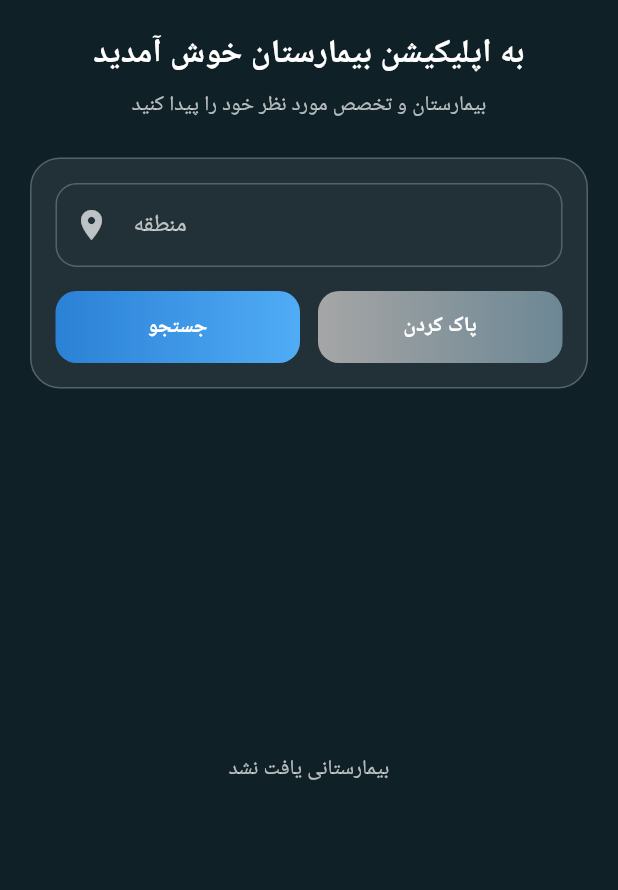
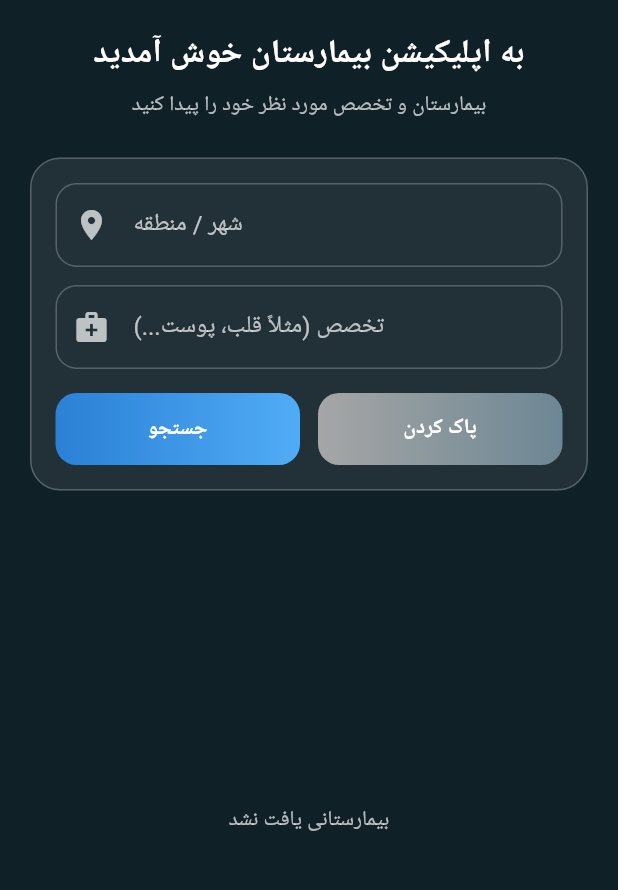
Before and after one commit to taharafiee/hospital-flutter, a Flutter app: the HomePage screen opened directly, after a tap on "پاک کردن", on a phone screen of 412 x 824 dp, the part 84-974 px from its top. Run offline on Flutter 3.47's test engine with Material 3 defaults, Android fonts, the phone set to English and light mode, and no system bars; our stand-ins replace shared_preferences; accounts and stored records are empty; network calls fail.

Commit message:
fix doctor-patient flow, prescriptions, and search logic

```diff
--- a/lib/pages/patient/patient_home_page.dart
+++ b/lib/pages/patient/patient_home_page.dart
@@ -1,6 +1,4 @@
-import 'dart:async';
 import 'dart:convert';
-
 import 'package:flutter/material.dart';
 import 'package:http/http.dart' as http;
 
@@ -20,9 +18,12 @@ class HomePage extends StatefulWidget {
 
 class _HomePageState extends State<HomePage> {
   final TextEditingController _locationController = TextEditingController();
+  final TextEditingController _specialtyController = TextEditingController();
 
   bool _isLoading = false;
-  List<Map<String, dynamic>> _hospitals = [];
+
+  List<Map<String, dynamic>> _allHospitals = [];
+  List<Map<String, dynamic>> _filteredHospitals = [];
 
   final Map<int, List<Map<String, dynamic>>> _specialties = {};
   final Set<int> _expandedHospitals = {};
@@ -33,8 +34,8 @@ class _HomePageState extends State<HomePage> {
     _loadHospitals();
   }
 
+  // ================= LOAD HOSPITALS =================
   Future<void> _loadHospitals() async {
-    if (_isLoading) return;
     setState(() => _isLoading = true);
 
     try {
@@ -42,14 +43,20 @@ class _HomePageState extends State<HomePage> {
           await http.get(Uri.parse("${ApiConfig.baseUrl}/hospitals"));
 
       if (res.statusCode == 200) {
-        _hospitals =
-            List<Map<String, dynamic>>.from(jsonDecode(res.body));
+       _allHospitals =
+    List<Map<String, dynamic>>.from(jsonDecode(res.body));
+
+setState(() {
+  _filteredHospitals = List.from(_allHospitals);
+});
+
       }
     } finally {
       if (mounted) setState(() => _isLoading = false);
     }
   }
 
+  // ================= LOAD SPECIALTIES =================
   Future<void> _loadSpecialties(int hospitalId) async {
     if (_specialties.containsKey(hospitalId)) return;
 
@@ -60,10 +67,57 @@ class _HomePageState extends State<HomePage> {
     if (res.statusCode == 200) {
       _specialties[hospitalId] =
           List<Map<String, dynamic>>.from(jsonDecode(res.body));
-      setState(() {});
     }
   }
 
+  // ================= FILTER (FIXED) =================
+  Future<void> _applyFilter() async {
+    final city = _locationController.text.trim().toLowerCase();
+    final specialty = _specialtyController.text.trim().toLowerCase();
+
+    List<Map<String, dynamic>> temp = [];
+
+    for (final h in _allHospitals) {
+      final locationMatch = city.isEmpty ||
+          (h['location'] ?? '')
+              .toString()
+              .toLowerCase()
+              .contains(city);
+
+      if (!locationMatch) continue;
+
+      // اگر تخصص سرچ نشده
+      if (specialty.isEmpty) {
+        temp.add(h);
+        continue;
+      }
+
+      // اگر تخصص سرچ شده → اول specialties رو بگیر
+      if (!_specialties.containsKey(h['id'])) {
+        await _loadSpecialties(h['id']);
+      }
+
+      final specs = _specialties[h['id']] ?? [];
+
+      final hasSpecialty = specs.any((s) =>
+          s['title']
+              .toString()
+              .toLowerCase()
+              .contains(specialty));
+
+      if (hasSpecialty) {
+        temp.add(h);
+      }
+    }
+
+    if (mounted) {
+      setState(() {
+        _filteredHospitals = temp;
+      });
+    }
+  }
+
+  // ================= LOGOUT =================
   Future<void> _logout() async {
     await AuthService.logout();
     if (!mounted) return;
@@ -78,9 +132,11 @@ class _HomePageState extends State<HomePage> {
   @override
   void dispose() {
     _locationController.dispose();
+    _specialtyController.dispose();
     super.dispose();
   }
 
+  // ================= UI =================
   @override
   Widget build(BuildContext context) {
     return Scaffold(
@@ -109,6 +165,7 @@ class _HomePageState extends State<HomePage> {
     );
   }
 
+  // ================= APP BAR =================
   AppBar _buildAppBar() {
     return AppBar(
       elevation: 0,
@@ -128,9 +185,7 @@ class _HomePageState extends State<HomePage> {
           onPressed: () {
             Navigator.push(
               context,
-              MaterialPageRoute(
-                builder: (_) => const PorofilLogin(),
-              ),
+              MaterialPageRoute(builder: (_) => const PorofilLogin()),
             );
           },
         ),
@@ -142,6 +197,7 @@ class _HomePageState extends State<HomePage> {
     );
   }
 
+  // ================= WELCOME =================
   Widget _buildWelcome() {
     return Column(
       children: const [
@@ -163,6 +219,7 @@ class _HomePageState extends State<HomePage> {
     );
   }
 
+  // ================= SEARCH CARD =================
   Widget _buildSearchCard() {
     return Container(
       padding: const EdgeInsets.all(16),
@@ -173,24 +230,18 @@ class _HomePageState extends State<HomePage> {
       ),
       child: Column(
         children: [
-          TextField(
+          _searchField(
             controller: _locationController,
-            style: const TextStyle(color: Colors.white),
-            decoration: InputDecoration(
-              labelText: 'منطقه',
-              labelStyle: const TextStyle(color: Colors.white70),
-              prefixIcon:
-                  const Icon(Icons.location_on, color: Colors.white70),
-              enabledBorder: OutlineInputBorder(
-                borderRadius: BorderRadius.circular(14),
-                borderSide: const BorderSide(color: Colors.white24),
-              ),
-              focusedBorder: OutlineInputBorder(
-                borderRadius: BorderRadius.circular(14),
-                borderSide:
-                    const BorderSide(color: Colors.lightBlue),
-              ),
-            ),
+            label: 'شهر / منطقه',
+            icon: Icons.location_on,
+            onChanged: (_) => _applyFilter(),
+          ),
+          const SizedBox(height: 12),
+          _searchField(
+            controller: _specialtyController,
+            label: 'تخصص (مثلاً قلب، پوست...)',
+            icon: Icons.medical_services,
+            onChanged: (_) => _applyFilter(),
           ),
           const SizedBox(height: 16),
           Row(
@@ -198,7 +249,7 @@ class _HomePageState extends State<HomePage> {
               Expanded(
                 child: _gradientButton(
                   text: 'جستجو',
-                  onTap: _loadHospitals,
+                  onTap: _applyFilter,
                 ),
               ),
               const SizedBox(width: 12),
@@ -208,7 +259,8 @@ class _HomePageState extends State<HomePage> {
                   colors: const [Colors.grey, Colors.blueGrey],
                   onTap: () {
                     _locationController.clear();
-                    _loadHospitals();
+                    _specialtyController.clear();
+                    _applyFilter();
                   },
                 ),
               ),
@@ -219,8 +271,9 @@ class _HomePageState extends State<HomePage> {
     );
   }
 
+  // ================= HOSPITAL LIST =================
   Widget _buildHospitalList() {
-    if (_hospitals.isEmpty && !_isLoading) {
+    if (_filteredHospitals.isEmpty && !_isLoading) {
       return const Center(
         child: Text(
           'بیمارستانی یافت نشد',
@@ -230,9 +283,9 @@ class _HomePageState extends State<HomePage> {
     }
 
     return ListView.builder(
-      itemCount: _hospitals.length,
+      itemCount: _filteredHospitals.length,
       itemBuilder: (_, i) {
-        final h = _hospitals[i];
+        final h = _filteredHospitals[i];
         final id = h['id'];
         final isExpanded = _expandedHospitals.contains(id);
 
@@ -253,19 +306,15 @@ class _HomePageState extends State<HomePage> {
                   title: Text(
                     h['name'],
                     style: const TextStyle(
-                      color: Colors.white,
-                      fontWeight: FontWeight.bold,
-                    ),
+                        color: Colors.white,
+                        fontWeight: FontWeight.bold),
                   ),
                   subtitle: Text(
                     h['location'],
                     style: const TextStyle(color: Colors.white70),
                   ),
-                  trailing: const Icon(
-                    Icons.arrow_forward_ios,
-                    color: Colors.white54,
-                    size: 16,
-                  ),
+                  trailing: const Icon(Icons.arrow_forward_ios,
+                      color: Colors.white54, size: 16),
                   onTap: () {
                     Navigator.push(
                       context,
@@ -317,6 +366,7 @@ class _HomePageState extends State<HomePage> {
     );
   }
 
+  // ================= SPECIALTIES =================
   Widget _buildSpecialtyChips(int hospitalId) {
     final list = _specialties[hospitalId];
 
@@ -344,8 +394,8 @@ class _HomePageState extends State<HomePage> {
       runSpacing: 10,
       children: list.map((s) {
         return Container(
-          padding:
-              const EdgeInsets.symmetric(horizontal: 14, vertical: 8),
+          padding: const EdgeInsets.symmetric(
+              horizontal: 14, vertical: 8),
           decoration: BoxDecoration(
             color: Colors.white.withOpacity(0.08),
             borderRadius: BorderRadius.circular(20),
@@ -363,6 +413,34 @@ class _HomePageState extends State<HomePage> {
           ),
         );
       }).toList(),
+    );
+  }
+
+  // ================= HELPERS =================
+  Widget _searchField({
+    required TextEditingController controller,
+    required String label,
+    required IconData icon,
+    required Function(String) onChanged,
+  }) {
+    return TextField(
+      controller: controller,
+      onChanged: onChanged,
+      style: const TextStyle(color: Colors.white),
+      decoration: InputDecoration(
+        labelText: label,
+        labelStyle: const TextStyle(color: Colors.white70),
+        prefixIcon: Icon(icon, color: Colors.white70),
+        enabledBorder: OutlineInputBorder(
+          borderRadius: BorderRadius.circular(14),
+          borderSide: const BorderSide(color: Colors.white24),
+        ),
+        focusedBorder: OutlineInputBorder(
+          borderRadius: BorderRadius.circular(14),
+          borderSide:
+              const BorderSide(color: Colors.lightBlue),
+        ),
+      ),
     );
   }
 
```
Also changed, not shown: lib/pages/doctor/bimar.dart (+31 -35 lines), lib/pages/doctor/prescription_form_page.dart (+19 -103 lines), lib/pages/patient/patient_detail_page.dart (+24 -18 lines).
